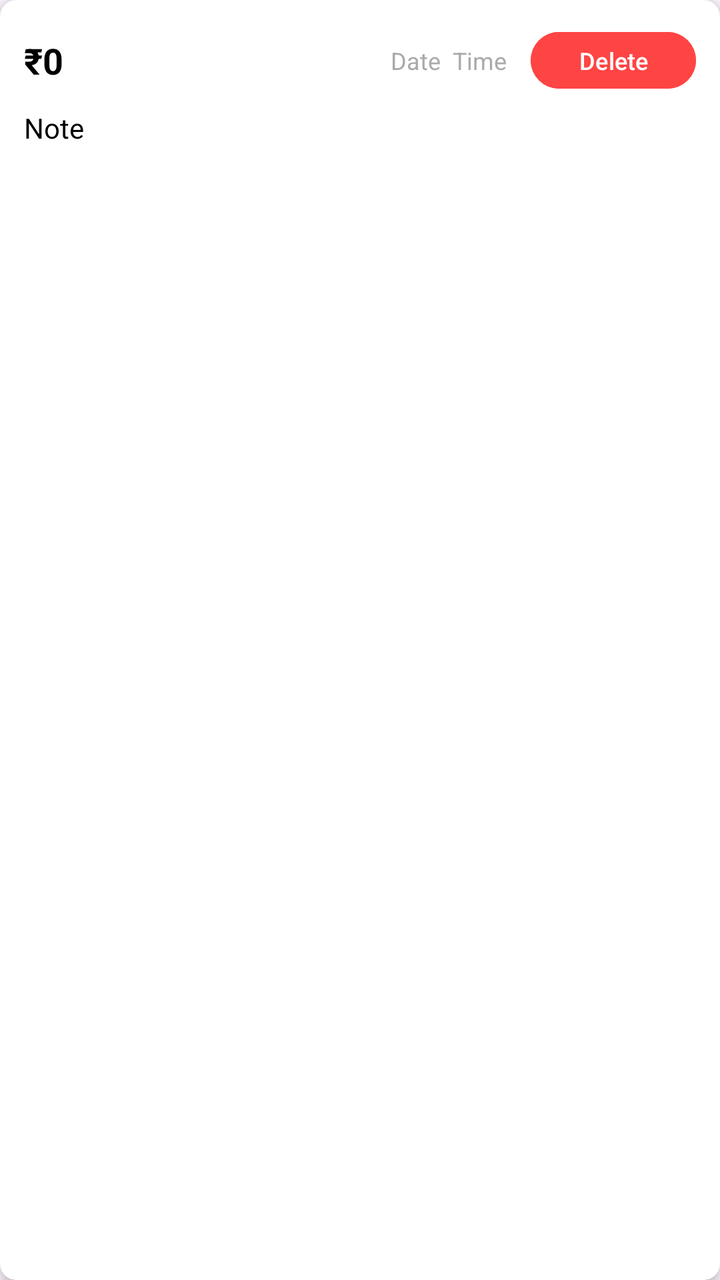
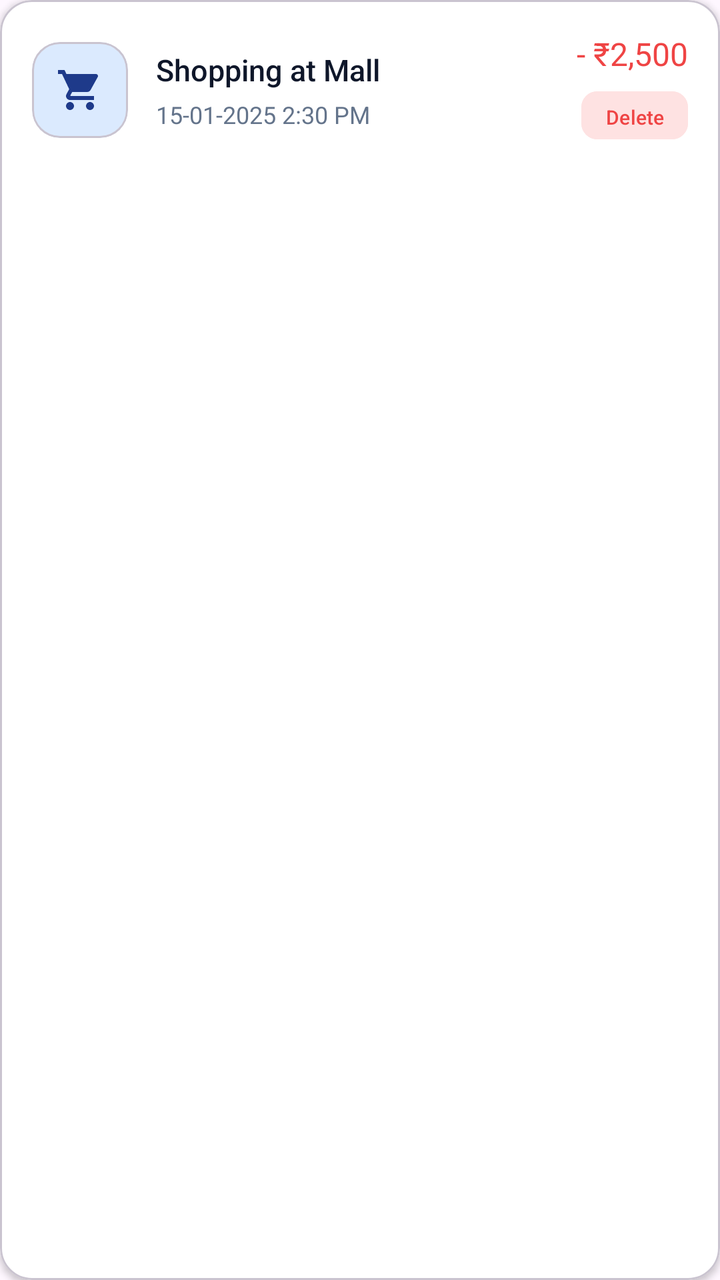

An Android layout rendered at two revisions. The XML below is the earlier revision; the diff shows what the commit changed to produce the second picture.
<!-- AndroidManifest.xml: application theme Theme.FinanceTracker -->
<!-- res/layout/item_transaction.xml -->
<?xml version="1.0" encoding="utf-8"?>
<androidx.cardview.widget.CardView
    xmlns:android="http://schemas.android.com/apk/res/android"
    xmlns:app="http://schemas.android.com/apk/res-auto"
    android:layout_width="match_parent"
    android:layout_height="wrap_content"
    android:layout_margin="8dp"
    app:cardCornerRadius="8dp"
    app:cardElevation="4dp">

    <LinearLayout
        android:layout_width="match_parent"
        android:layout_height="wrap_content"
        android:orientation="vertical"
        android:padding="12dp">

        
        <LinearLayout
            android:layout_width="match_parent"
            android:layout_height="wrap_content"
            android:orientation="horizontal"
            android:gravity="center_vertical">

            <TextView
                android:id="@+id/tvAmount"
                android:layout_width="0dp"
                android:layout_height="wrap_content"
                android:layout_weight="1"
                android:text="₹0"
                android:textSize="18sp"
                android:textStyle="bold"
                android:textColor="@android:color/black" />

            <TextView
                android:id="@+id/tvDateTime"
                android:layout_width="wrap_content"
                android:layout_height="wrap_content"
                android:text="Date  Time"
                android:textSize="12sp"
                android:textColor="@android:color/darker_gray" />

            
            <Button
                android:id="@+id/btnDelete"
                android:layout_width="wrap_content"
                android:layout_height="wrap_content"
                android:text="Delete"
                android:textSize="12sp"
                android:layout_marginStart="12dp"
                android:backgroundTint="@android:color/holo_red_light"
                android:textColor="@android:color/white"
                android:minWidth="72dp"
                android:minHeight="36dp"
                android:layout_gravity="end" />
        </LinearLayout>

        
        <TextView
            android:id="@+id/tvNote"
            android:layout_width="wrap_content"
            android:layout_height="wrap_content"
            android:text="Note"
            android:textSize="14sp"
            android:textColor="@android:color/black"
            android:layout_marginTop="6dp" />

    </LinearLayout>
</androidx.cardview.widget.CardView>
<!-- resources referenced by this layout -->
<resources>
  <style name="Theme.FinanceTracker" parent="Base.Theme.FinanceTracker" />
  <style name="Base.Theme.FinanceTracker" parent="Theme.Material3.DayNight.NoActionBar">
          
          
      </style>
</resources>

<!-- the commit's change to res/layout/item_transaction.xml (unified diff, before → after) -->
@@ -1,68 +1,117 @@
 <?xml version="1.0" encoding="utf-8"?>
-<androidx.cardview.widget.CardView
+<com.google.android.material.card.MaterialCardView
     xmlns:android="http://schemas.android.com/apk/res/android"
     xmlns:app="http://schemas.android.com/apk/res-auto"
     android:layout_width="match_parent"
     android:layout_height="wrap_content"
-    android:layout_margin="8dp"
-    app:cardCornerRadius="8dp"
-    app:cardElevation="4dp">
+    android:layout_marginHorizontal="8dp"
+    android:layout_marginVertical="6dp"
+    app:cardBackgroundColor="#FFFFFF"
+    app:cardCornerRadius="16dp"
+    app:cardElevation="2dp"
+    app:rippleColor="@color/primary_blue_light"
+    android:clickable="true"
+    android:focusable="true">
 
-    <LinearLayout
+    <androidx.constraintlayout.widget.ConstraintLayout
         android:layout_width="match_parent"
         android:layout_height="wrap_content"
-        android:orientation="vertical"
-        android:padding="12dp">
+        android:padding="16dp">
+
+        
+        <com.google.android.material.card.MaterialCardView
+            android:id="@+id/categoryIconCard"
+            android:layout_width="48dp"
+            android:layout_height="48dp"
+            app:cardCornerRadius="14dp"
+            app:cardElevation="0dp"
+            app:cardBackgroundColor="#DBEAFE"
+            app:layout_constraintStart_toStartOf="parent"
+            app:layout_constraintTop_toTopOf="parent"
+            app:layout_constraintBottom_toBottomOf="parent">
+
+            <ImageView
+                android:id="@+id/ivTransactionIcon"
+                android:layout_width="match_parent"
+                android:layout_height="match_parent"
+                android:padding="12dp"
+                android:src="@drawable/ic_shopping"
+                app:tint="@color/primary_blue"/>
+        </com.google.android.material.card.MaterialCardView>
 
         
         <LinearLayout
-            android:layout_width="match_parent"
+            android:id="@+id/transactionDetails"
+            android:layout_width="0dp"
             android:layout_height="wrap_content"
-            android:orientation="horizontal"
-            android:gravity="center_vertical">
+            android:orientation="vertical"
+            android:layout_marginStart="14dp"
+            android:layout_marginEnd="8dp"
+            app:layout_constraintStart_toEndOf="@id/categoryIconCard"
+            app:layout_constraintEnd_toStartOf="@id/amountContainer"
+            app:layout_constraintTop_toTopOf="parent"
+            app:layout_constraintBottom_toBottomOf="parent">
 
+            
             <TextView
-                android:id="@+id/tvAmount"
-                android:layout_width="0dp"
+                android:id="@+id/tvNote"
+                android:layout_width="wrap_content"
                 android:layout_height="wrap_content"
-                android:layout_weight="1"
-                android:text="₹0"
-                android:textSize="18sp"
-                android:textStyle="bold"
-                android:textColor="@android:color/black" />
+                android:text="Shopping at Mall"
+                android:textColor="@color/text_primary"
+                android:textSize="15sp"
+                android:fontFamily="sans-serif-medium"
+                android:maxLines="1"
+                android:ellipsize="end"/>
 
+            
             <TextView
                 android:id="@+id/tvDateTime"
                 android:layout_width="wrap_content"
                 android:layout_height="wrap_content"
-                android:text="Date  Time"
-                android:textSize="12sp"
-                android:textColor="@android:color/darker_gray" />
+                android:layout_marginTop="4dp"
+                android:text="15-01-2025 2:30 PM"
+                android:textColor="@color/text_secondary"
+                android:textSize="12sp"/>
+        </LinearLayout>
+
+        
+        <LinearLayout
+            android:id="@+id/amountContainer"
+            android:layout_width="wrap_content"
+            android:layout_height="wrap_content"
+            android:orientation="vertical"
+            android:gravity="end"
+            app:layout_constraintEnd_toEndOf="parent"
+            app:layout_constraintTop_toTopOf="parent"
+            app:layout_constraintBottom_toBottomOf="parent">
+
+            
+            <TextView
+                android:id="@+id/tvAmount"
+                android:layout_width="wrap_content"
+                android:layout_height="wrap_content"
+                android:text="- ₹2,500"
+                android:textColor="#EF4444"
+                android:textSize="16sp"
+                android:fontFamily="sans-serif-bold"/>
 
             
             <Button
                 android:id="@+id/btnDelete"
                 android:layout_width="wrap_content"
-                android:layout_height="wrap_content"
+                android:layout_height="32dp"
+                android:layout_marginTop="4dp"
                 android:text="Delete"
-                android:textSize="12sp"
-                android:layout_marginStart="12dp"
-                android:backgroundTint="@android:color/holo_red_light"
-                android:textColor="@android:color/white"
-                android:minWidth="72dp"
-                android:minHeight="36dp"
-                android:layout_gravity="end" />
+                android:textSize="10sp"
+                android:textAllCaps="false"
+                android:textColor="#EF4444"
+                android:backgroundTint="#FEE2E2"
+                android:paddingHorizontal="12dp"
+                android:minWidth="0dp"
+                android:minHeight="0dp"
+                app:cornerRadius="8dp"/>
         </LinearLayout>
 
-        
-        <TextView
-            android:id="@+id/tvNote"
-            android:layout_width="wrap_content"
-            android:layout_height="wrap_content"
-            android:text="Note"
-            android:textSize="14sp"
-            android:textColor="@android:color/black"
-            android:layout_marginTop="6dp" />
-
-    </LinearLayout>
-</androidx.cardview.widget.CardView>
+    </androidx.constraintlayout.widget.ConstraintLayout>
+</com.google.android.material.card.MaterialCardView>
<!-- resource entries referenced after the edit -->
@@ -1,5 +1,20 @@
 <!-- resources referenced by this layout -->
 <resources>
+  <color name="primary_blue">#1E3A8A</color>
+  <color name="primary_blue_light">#3B82F6</color>
+  <color name="text_primary">#0F172A</color>
+  <color name="text_secondary">#64748B</color>
+  <!-- drawable ic_shopping (drawable) -->
+  <?xml version="1.0" encoding="utf-8"?>
+  <vector xmlns:android="http://schemas.android.com/apk/res/android"
+      android:width="24dp"
+      android:height="24dp"
+      android:viewportWidth="24"
+      android:viewportHeight="24">
+      <path
+          android:fillColor="#1E3A8A"
+          android:pathData="M7,18c-1.1,0 -1.99,0.9 -1.99,2S5.9,22 7,22s2,-0.9 2,-2 -0.9,-2 -2,-2zM1,2v2h2l3.6,7.59 -1.35,2.45c-0.16,0.28 -0.25,0.61 -0.25,0.96 0,1.1 0.9,2 2,2h12v-2H7.42c-0.14,0 -0.25,-0.11 -0.25,-0.25l0.03,-0.12L8.1,13h7.45c0.75,0 1.41,-0.41 1.75,-1.03l3.58,-6.49c0.08,-0.14 0.12,-0.31 0.12,-0.48 0,-0.55 -0.45,-1 -1,-1H5.21l-0.94,-2H1zM17,18c-1.1,0 -1.99,0.9 -1.99,2s0.89,2 1.99,2 2,-0.9 2,-2 -0.9,-2 -2,-2z"/>
+  </vector>
   <style name="Theme.FinanceTracker" parent="Base.Theme.FinanceTracker" />
   <style name="Base.Theme.FinanceTracker" parent="Theme.Material3.DayNight.NoActionBar">
           
